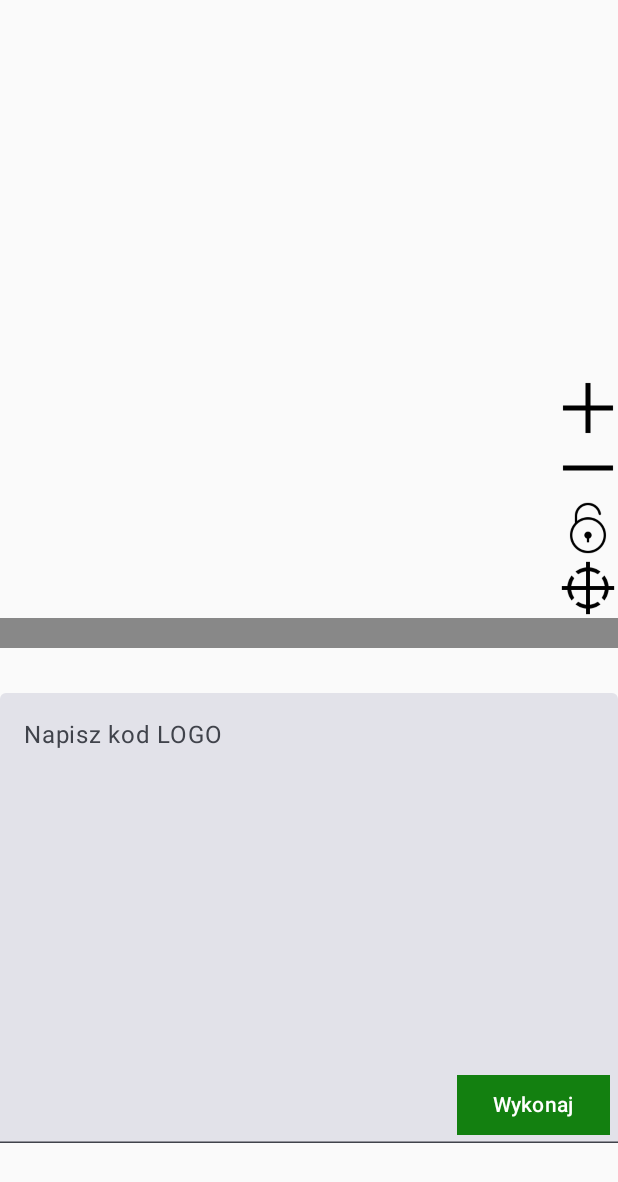
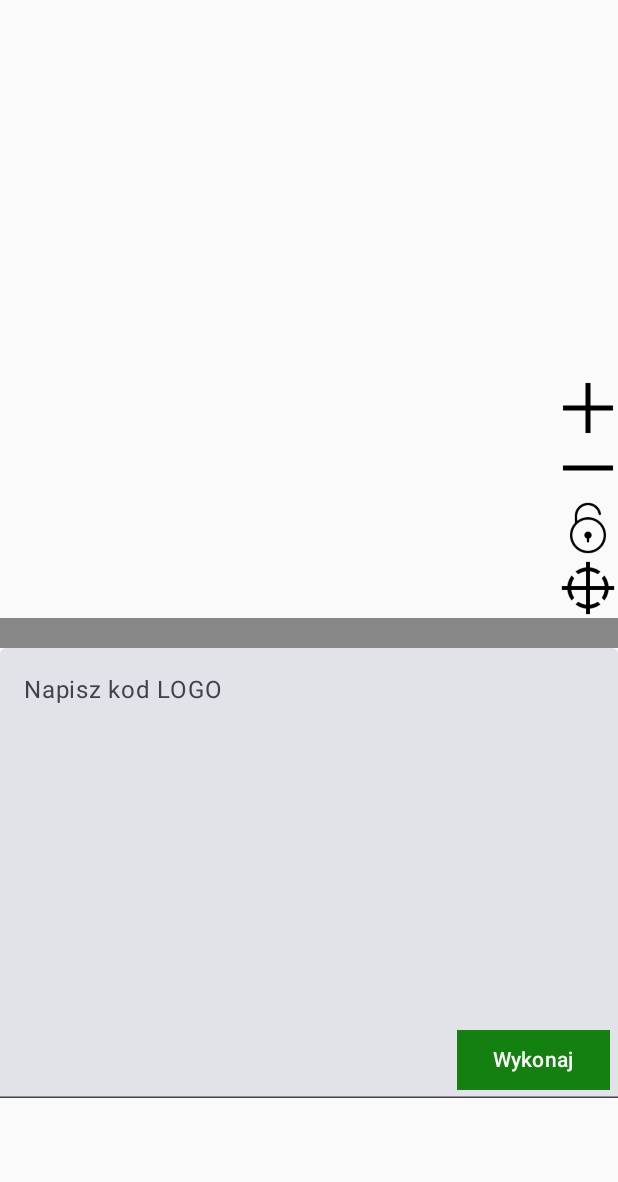
Before and after one commit to bartosz-kanadys/LOGO-IDE-for-Android, an Android app built with Jetpack Compose: the MainAppActivity screen opened directly, with no data from a screen before it, on a phone screen of 412 x 824 dp. Shown: the top 1182 px of the screen. Run offline under Robolectric (Android 15) with nearby library versions, the phone set to English and light mode, and no system bars; libraries missing offline, so code that uses them is left out: org.antlr.v4; 10 statements that could not run were skipped.

Commit message:
Fix error bar

```diff
--- a/app/src/main/java/com/example/logointerpreterbeta/MainAppActivity.kt
+++ b/app/src/main/java/com/example/logointerpreterbeta/MainAppActivity.kt
@@ -182,8 +182,8 @@ fun ErrorsList(errors: String) {
     } else listOf(":)")
     LazyColumn(
         modifier = Modifier
-            .height(50.dp)
-            .fillMaxHeight()
+            .height(20.dp)
+            //.fillMaxHeight()
     ) {
         items(errorsList) { error ->
             Text(
```
